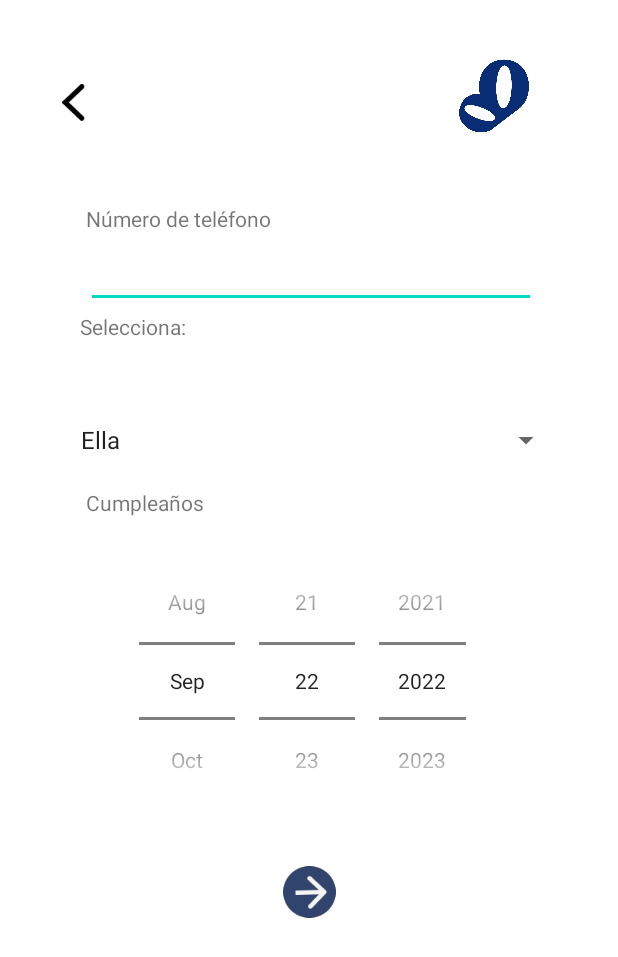
After one commit to RobinSpoiler/AppBorboleta, an Android app: the registro2 screen opened directly, with no data from a screen before it, on a phone screen of 412 x 824 dp. The commit adds this screen. Shown: the top 957 px of the screen. Run offline under Robolectric (Android 15) with nearby library versions, the light colour scheme and no system bars.

Commit message:
Creacion de la 2da parte de registro

```diff
--- a/Android/app/src/main/AndroidManifest.xml
+++ b/Android/app/src/main/AndroidManifest.xml
@@ -12,6 +12,18 @@
         android:supportsRtl="true"
         android:theme="@style/Theme.Borboleta"
         tools:targetApi="31">
+        <activity
+            android:name=".registro2"
+            android:exported="true">
+            <intent-filter>
+                <action android:name="android.intent.action.MAIN" />
+
+                <category android:name="android.intent.category.LAUNCHER" />
+            </intent-filter>
+            <meta-data
+                android:name="android.app.lib_name"
+                android:value="" />
+        </activity>
         <activity
             android:name=".registro"
             android:exported="true">
--- /dev/null
+++ b/Android/app/src/main/java/borboleta/application/registro2.kt
@@ -0,0 +1,52 @@
+package borboleta.application
+
+import android.annotation.SuppressLint
+import androidx.appcompat.app.AppCompatActivity
+import android.os.Bundle
+import android.view.View
+import android.widget.*
+import java.util.*
+
+
+@Suppress("NAME_SHADOWING")
+class registro2 : AppCompatActivity() {
+
+    @SuppressLint("MissingInflatedId")
+    override fun onCreate(savedInstanceState: Bundle?) {
+        supportActionBar?.hide()
+        super.onCreate(savedInstanceState)
+        setContentView(R.layout.activity_registro2)
+
+        val datePicker = findViewById<DatePicker>(R.id.fecha)
+        val today = Calendar.getInstance()
+        datePicker.init(
+            today.get(Calendar.YEAR), today.get(Calendar.MONTH),
+            today.get(Calendar.DAY_OF_MONTH)
+        )
+        { view, year, month, day ->
+            val month = month + 1
+            val msg = "You Selected: $day/$month/$year"
+        }
+
+/*
+        Toast.makeText(this@registro2, msg, Toast.LENGTH_SHORT).show()
+*/
+
+
+        // access the items of the list
+        val value = resources.getStringArray(R.array.arraypronombres)
+
+        // access the spinner
+        val spinner = findViewById<Spinner>(R.id.list)
+        if (spinner != null) {
+            val adapter = ArrayAdapter(
+                this,
+                android.R.layout.simple_spinner_item, value
+            )
+            spinner.adapter = adapter
+        }
+    }
+
+
+
+}
--- /dev/null
+++ b/Android/app/src/main/res/layout/activity_registro2.xml
@@ -0,0 +1,148 @@
+<?xml version="1.0" encoding="utf-8"?>
+<androidx.constraintlayout.widget.ConstraintLayout xmlns:android="http://schemas.android.com/apk/res/android"
+    xmlns:app="http://schemas.android.com/apk/res-auto"
+    xmlns:tools="http://schemas.android.com/tools"
+    android:layout_width="match_parent"
+    android:layout_height="match_parent"
+    tools:context=".registro2">
+
+    <com.google.android.material.textfield.TextInputEditText
+        android:id="@+id/inputtelefono"
+        android:layout_width="300dp"
+        android:layout_height="48dp"
+        android:inputType="phone"
+        android:textColorHint="#757575"
+        app:layout_constraintBottom_toBottomOf="parent"
+        app:layout_constraintEnd_toEndOf="parent"
+        app:layout_constraintHorizontal_bias="0.513"
+        app:layout_constraintStart_toStartOf="parent"
+        app:layout_constraintTop_toTopOf="parent"
+        app:layout_constraintVertical_bias="0.203"
+        tools:ignore="SpeakableTextPresentCheck,SpeakableTextPresentCheck" />
+
+    <RelativeLayout
+        android:id="@+id/relative_layout"
+        android:layout_width="match_parent"
+        android:layout_height="match_parent"
+        android:gravity="center"
+        android:orientation="vertical"
+        app:layout_constraintBottom_toBottomOf="parent"
+        app:layout_constraintEnd_toEndOf="parent"
+        app:layout_constraintHorizontal_bias="0.495"
+        app:layout_constraintStart_toStartOf="parent"
+        app:layout_constraintTop_toTopOf="parent"
+        app:layout_constraintVertical_bias="0.894">
+
+        <Spinner
+            android:id="@+id/list"
+            android:layout_width="328dp"
+            android:layout_height="wrap_content"
+            android:layout_alignParentStart="true"
+            android:layout_alignParentTop="true"
+            android:layout_alignParentEnd="true"
+            android:layout_alignParentBottom="true"
+            android:layout_marginStart="46dp"
+            android:layout_marginTop="228dp"
+            android:layout_marginEnd="37dp"
+            android:layout_marginBottom="465dp"
+            android:minHeight="48dp"
+            tools:ignore="SpeakableTextPresentCheck,TouchTargetSizeCheck,TouchTargetSizeCheck,TouchTargetSizeCheck,TouchTargetSizeCheck,TouchTargetSizeCheck" />
+
+        <TextView
+            android:id="@+id/selector"
+            android:layout_width="109dp"
+            android:layout_height="wrap_content"
+            android:layout_alignParentStart="true"
+            android:layout_alignParentTop="true"
+            android:layout_alignParentEnd="true"
+            android:layout_alignParentBottom="true"
+            android:layout_marginStart="53dp"
+            android:layout_marginTop="208dp"
+            android:layout_marginEnd="249dp"
+            android:layout_marginBottom="504dp"
+            android:text="@string/selecciona" />
+
+    </RelativeLayout>
+
+    <DatePicker
+        android:id="@+id/fecha"
+        android:layout_width="242dp"
+        android:layout_height="189dp"
+        android:calendarViewShown="false"
+        android:datePickerMode="spinner"
+        app:layout_constraintBottom_toBottomOf="parent"
+        app:layout_constraintEnd_toEndOf="parent"
+        app:layout_constraintHorizontal_bias="0.497"
+        app:layout_constraintStart_toStartOf="parent"
+        app:layout_constraintTop_toTopOf="parent"
+        app:layout_constraintVertical_bias="0.566" />
+
+    <TextView
+        android:id="@+id/cumpleanios"
+        android:layout_width="wrap_content"
+        android:layout_height="wrap_content"
+        android:text="@string/cumpleanios"
+        app:layout_constraintBottom_toBottomOf="parent"
+        app:layout_constraintEnd_toEndOf="parent"
+        app:layout_constraintHorizontal_bias="0.171"
+        app:layout_constraintStart_toStartOf="parent"
+        app:layout_constraintTop_toTopOf="parent"
+        app:layout_constraintVertical_bias="0.404" />
+
+    <ImageButton
+        android:id="@+id/nextbutton2"
+        android:layout_width="35dp"
+        android:layout_height="35dp"
+        android:background="#0000"
+        android:contentDescription="@string/nextbutton"
+        android:scaleType="fitXY"
+        app:layout_constraintBottom_toBottomOf="parent"
+        app:layout_constraintEnd_toEndOf="parent"
+        app:layout_constraintStart_toStartOf="parent"
+        app:layout_constraintTop_toTopOf="parent"
+        app:layout_constraintVertical_bias="0.731"
+        app:srcCompat="@drawable/nextbutton"
+        tools:ignore="TouchTargetSizeCheck" />
+
+    <TextView
+        android:id="@+id/telefono"
+        android:layout_width="wrap_content"
+        android:layout_height="wrap_content"
+        android:text="@string/telefono"
+        app:layout_constraintBottom_toBottomOf="parent"
+        app:layout_constraintEnd_toEndOf="parent"
+        app:layout_constraintHorizontal_bias="0.199"
+        app:layout_constraintStart_toStartOf="parent"
+        app:layout_constraintTop_toTopOf="parent"
+        app:layout_constraintVertical_bias="0.169" />
+
+    <ImageButton
+        android:id="@+id/backbutton2"
+        android:layout_width="15dp"
+        android:layout_height="25dp"
+        android:background="#0000"
+        android:contentDescription="@string/backbutton"
+        android:scaleType="fitXY"
+        app:layout_constraintBottom_toBottomOf="parent"
+        app:layout_constraintEnd_toEndOf="parent"
+        app:layout_constraintHorizontal_bias="0.105"
+        app:layout_constraintStart_toStartOf="parent"
+        app:layout_constraintTop_toTopOf="parent"
+        app:layout_constraintVertical_bias="0.069"
+        app:srcCompat="@drawable/backbutton"
+        tools:ignore="TouchTargetSizeCheck" />
+
+    <ImageView
+        android:id="@+id/logomariposa2"
+        android:layout_width="57dp"
+        android:layout_height="50dp"
+        android:contentDescription="@string/logomariposa"
+        app:layout_constraintBottom_toBottomOf="parent"
+        app:layout_constraintEnd_toEndOf="parent"
+        app:layout_constraintHorizontal_bias="0.847"
+        app:layout_constraintStart_toStartOf="parent"
+        app:layout_constraintTop_toTopOf="parent"
+        app:layout_constraintVertical_bias="0.051"
+        app:srcCompat="@drawable/logomariposa" />
+
+</androidx.constraintlayout.widget.ConstraintLayout>
--- a/Android/app/src/main/res/values/strings.xml
+++ b/Android/app/src/main/res/values/strings.xml
@@ -3,6 +3,7 @@
     <string name="paginainicio">paginainicio</string>
     <string name="logomariposa">logomariposa</string>
     <string name="backbutton">backbutton</string>
+    <string name="nextbutton">nextbutton</string>
     <string name="nombre">Nombre</string>
     <string name="correo">Correo</string>
     <string name="contrase_a">Contraseña</string>
@@ -11,5 +12,15 @@
     <string name="hintcorreo">ejemplo@gmail.com</string>
     <string name="hintcontra">abc123</string>
     <string name="hintconfirma">*****</string>
-    <string name="nextbutton">nextbutton</string>
+    <string name="telefono">Número de teléfono</string>
+    <string name="pronombre">Pronombres</string>
+    <string name="hintpronombre">ella</string>
+    <string name="cumpleanios">Cumpleaños</string>
+    <string name="selecciona">Selecciona:</string>
+    <string-array name="arraypronombres">
+        <item>Ella</item>
+        <item>El</item>
+        <item>Elle</item>
+    </string-array>
+
 </resources>
```
